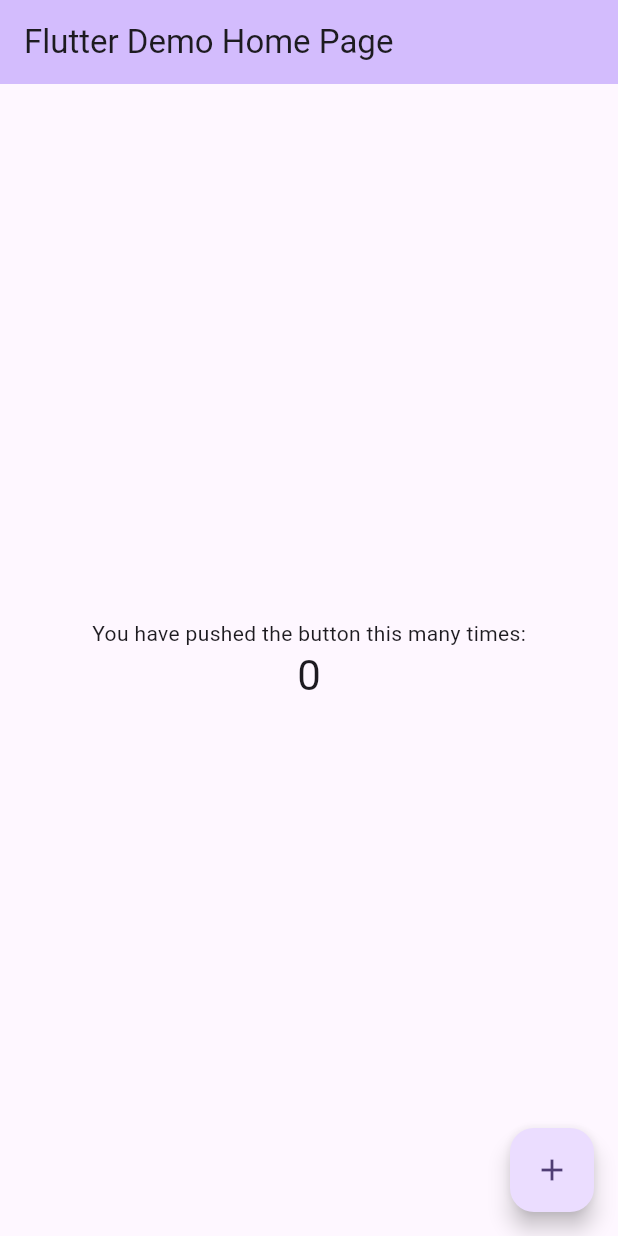
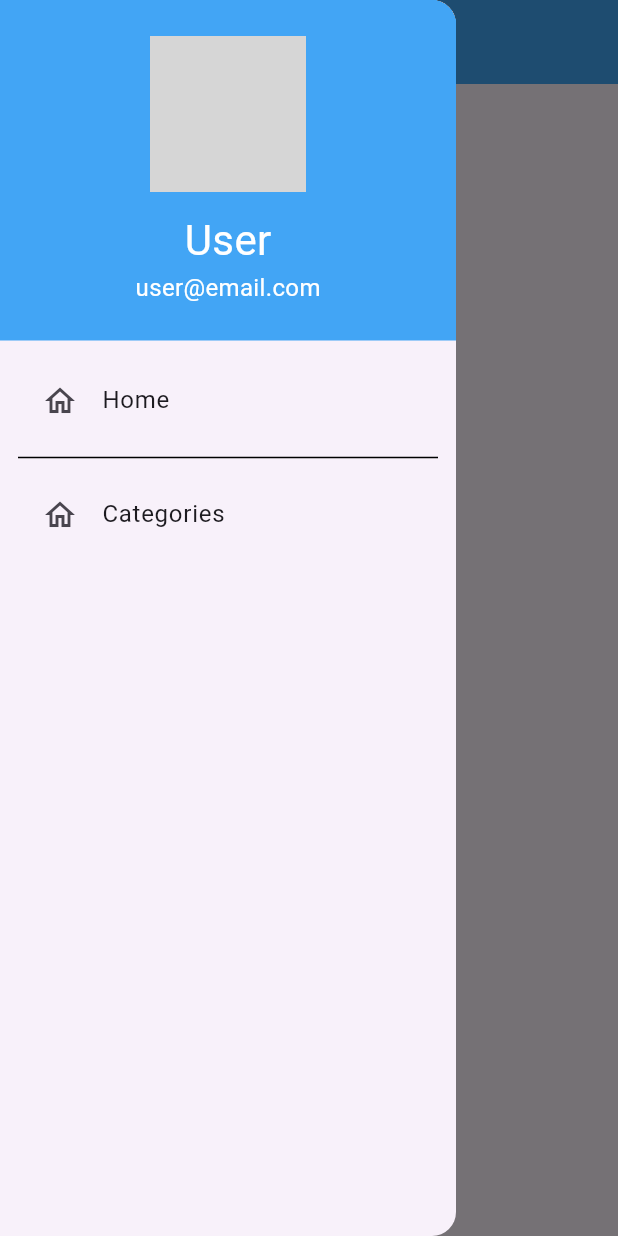
Before and after one commit to cristianbtzk/dev-mobile-final, a Flutter app: the screen it shows after launch, with the side drawer open (before the commit the screen has no drawer), on a phone screen of 412 x 824 dp. Run offline on Flutter 3.47's test engine with Material 3 defaults, Android fonts, the phone set to English and light mode, and no system bars; our stand-ins replace flutter_native_splash; network calls fail; grey boxes are pictures that could not be loaded.

Commit message:
Add navigation bar

```diff
--- /dev/null
+++ b/shopping_app/lib/home.dart
@@ -0,0 +1,84 @@
+import 'package:flutter/material.dart';
+
+class Home extends StatelessWidget {
+  const Home({super.key});
+
+  @override
+  Widget build(BuildContext context) {
+    return Scaffold(
+      appBar: AppBar(
+        title: const Text('Home'),
+        backgroundColor: Colors.blue.shade400,
+      ),
+      drawer: Drawer(
+        child: SafeArea(
+          child: Column(
+            crossAxisAlignment: CrossAxisAlignment.stretch,
+            children: [
+              buildHeader(context),
+              buildMenuItems(context),
+            ],
+          ),
+        ),
+      ),
+      /* body: SafeArea(
+        child: Column(),
+      ), */
+    );
+  }
+}
+
+Widget buildHeader(BuildContext context) => Material(
+      color: Colors.blue.shade400,
+      child: InkWell(
+        onTap: () {},
+        child: Container(
+          padding: EdgeInsets.only(
+            top: 24 + MediaQuery.of(context).padding.top,
+            bottom: 24,
+          ),
+          child: const Column(
+            children: [
+              CircleAvatar(
+                radius: 52,
+                backgroundImage: NetworkImage(
+                    'https://img.freepik.com/vetores-premium/perfil-de-avatar-ilustracoes-vetoriais-para-site-redes-sociais-icone-de-perfil-de-usuario_495897-230.jpg?w=2000'),
+              ),
+              SizedBox(
+                height: 12,
+              ),
+              Text(
+                'User',
+                style: TextStyle(fontSize: 28, color: Colors.white),
+              ),
+              Text(
+                'user@email.com',
+                style: TextStyle(fontSize: 16, color: Colors.white),
+              ),
+            ],
+          ),
+        ),
+      ),
+    );
+Widget buildMenuItems(BuildContext context) => Container(
+      padding: const EdgeInsets.all(12),
+      child: Wrap(
+        runSpacing: 2,
+        children: [
+          ListTile(
+            leading: const Icon(Icons.home_outlined),
+            title: const Text('Home'),
+            onTap: () {
+              Navigator.pop(context);
+              Navigator.pushNamed(context, '/exercises');
+            },
+          ),
+          const Divider(color: Colors.black),
+          ListTile(
+            leading: const Icon(Icons.home_outlined),
+            title: const Text('Categories'),
+            onTap: () {},
+          ),
+        ],
+      ),
+    );
--- a/shopping_app/lib/main.dart
+++ b/shopping_app/lib/main.dart
@@ -1,125 +1,34 @@
 import 'package:flutter/material.dart';
+import 'package:flutter_native_splash/flutter_native_splash.dart';
+import 'package:shopping_app/home.dart';
 
 void main() {
+  WidgetsFlutterBinding.ensureInitialized();
+  FlutterNativeSplash.remove();
   runApp(const MyApp());
 }
 
 class MyApp extends StatelessWidget {
   const MyApp({super.key});
-
   // This widget is the root of your application.
   @override
   Widget build(BuildContext context) {
     return MaterialApp(
-      title: 'Flutter Demo',
+      title: 'Shopping app',
+      initialRoute: '/',
       theme: ThemeData(
-        // This is the theme of your application.
-        //
-        // TRY THIS: Try running your application with "flutter run". You'll see
-        // the application has a blue toolbar. Then, without quitting the app,
-        // try changing the seedColor in the colorScheme below to Colors.green
-        // and then invoke "hot reload" (save your changes or press the "hot
-        // reload" button in a Flutter-supported IDE, or press "r" if you used
-        // the command line to start the app).
-        //
-        // Notice that the counter didn't reset back to zero; the application
-        // state is not lost during the reload. To reset the state, use hot
-        // restart instead.
-        //
-        // This works for code too, not just values: Most code changes can be
-        // tested with just a hot reload.
+        brightness: Brightness.light,
         colorScheme: ColorScheme.fromSeed(seedColor: Colors.deepPurple),
-        useMaterial3: true,
+        /* useMaterial3: true, */
       ),
-      home: const MyHomePage(title: 'Flutter Demo Home Page'),
+      darkTheme: ThemeData(
+        brightness: Brightness.dark,
+      ),
+      debugShowCheckedModeBanner: false,
+      /* themeMode: themeProvider.getTheme, */
+      routes: {
+        '/': (context) => const Home(),
+      },
     );
   }
 }
-
-class MyHomePage extends StatefulWidget {
-  const MyHomePage({super.key, required this.title});
-
-  // This widget is the home page of your application. It is stateful, meaning
-  // that it has a State object (defined below) that contains fields that affect
-  // how it looks.
-
-  // This class is the configuration for the state. It holds the values (in this
-  // case the title) provided by the parent (in this case the App widget) and
-  // used by the build method of the State. Fields in a Widget subclass are
-  // always marked "final".
-
-  final String title;
-
-  @override
-  State<MyHomePage> createState() => _MyHomePageState();
-}
-
-class _MyHomePageState extends State<MyHomePage> {
-  int _counter = 0;
-
-  void _incrementCounter() {
-    setState(() {
-      // This call to setState tells the Flutter framework that something has
-      // changed in this State, which causes it to rerun the build method below
-      // so that the display can reflect the updated values. If we changed
-      // _counter without calling setState(), then the build method would not be
-      // called again, and so nothing would appear to happen.
-      _counter++;
-    });
-  }
-
-  @override
-  Widget build(BuildContext context) {
-    // This method is rerun every time setState is called, for instance as done
-    // by the _incrementCounter method above.
-    //
-    // The Flutter framework has been optimized to make rerunning build methods
-    // fast, so that you can just rebuild anything that needs updating rather
-    // than having to individually change instances of widgets.
-    return Scaffold(
-      appBar: AppBar(
-        // TRY THIS: Try changing the color here to a specific color (to
-        // Colors.amber, perhaps?) and trigger a hot reload to see the AppBar
-        // change color while the other colors stay the same.
-        backgroundColor: Theme.of(context).colorScheme.inversePrimary,
-        // Here we take the value from the MyHomePage object that was created by
-        // the App.build method, and use it to set our appbar title.
-        title: Text(widget.title),
-      ),
-      body: Center(
-        // Center is a layout widget. It takes a single child and positions it
-        // in the middle of the parent.
-        child: Column(
-          // Column is also a layout widget. It takes a list of children and
-          // arranges them vertically. By default, it sizes itself to fit its
-          // children horizontally, and tries to be as tall as its parent.
-          //
-          // Column has various properties to control how it sizes itself and
-          // how it positions its children. Here we use mainAxisAlignment to
-          // center the children vertically; the main axis here is the vertical
-          // axis because Columns are vertical (the cross axis would be
-          // horizontal).
-          //
-          // TRY THIS: Invoke "debug painting" (choose the "Toggle Debug Paint"
-          // action in the IDE, or press "p" in the console), to see the
-          // wireframe for each widget.
-          mainAxisAlignment: MainAxisAlignment.center,
-          children: <Widget>[
-            const Text(
-              'You have pushed the button this many times:',
-            ),
-            Text(
-              '$_counter',
-              style: Theme.of(context).textTheme.headlineMedium,
-            ),
-          ],
-        ),
-      ),
-      floatingActionButton: FloatingActionButton(
-        onPressed: _incrementCounter,
-        tooltip: 'Increment',
-        child: const Icon(Icons.add),
-      ), // This trailing comma makes auto-formatting nicer for build methods.
-    );
-  }
-}
--- a/shopping_app/pubspec.yaml
+++ b/shopping_app/pubspec.yaml
@@ -30,11 +30,15 @@ environment:
 dependencies:
   flutter:
     sdk: flutter
-
+  flutter_native_splash: ^2.3.4
 
   # The following adds the Cupertino Icons font to your application.
   # Use with the CupertinoIcons class for iOS style icons.
   cupertino_icons: ^1.0.2
+
+flutter_native_splash:
+  color: "#ffffff"
+  image: "assets/splash.png"
 
 dev_dependencies:
   flutter_test:
```
Also changed, not shown: shopping_app/assets/splash.png (added), shopping_app/pubspec.lock.
